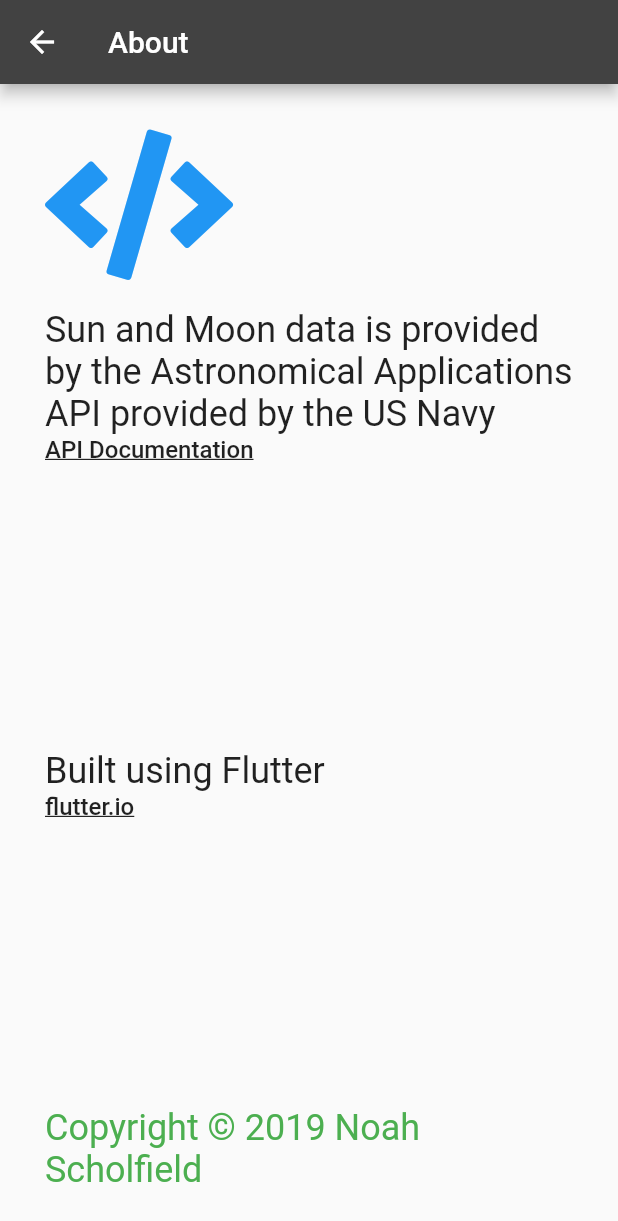
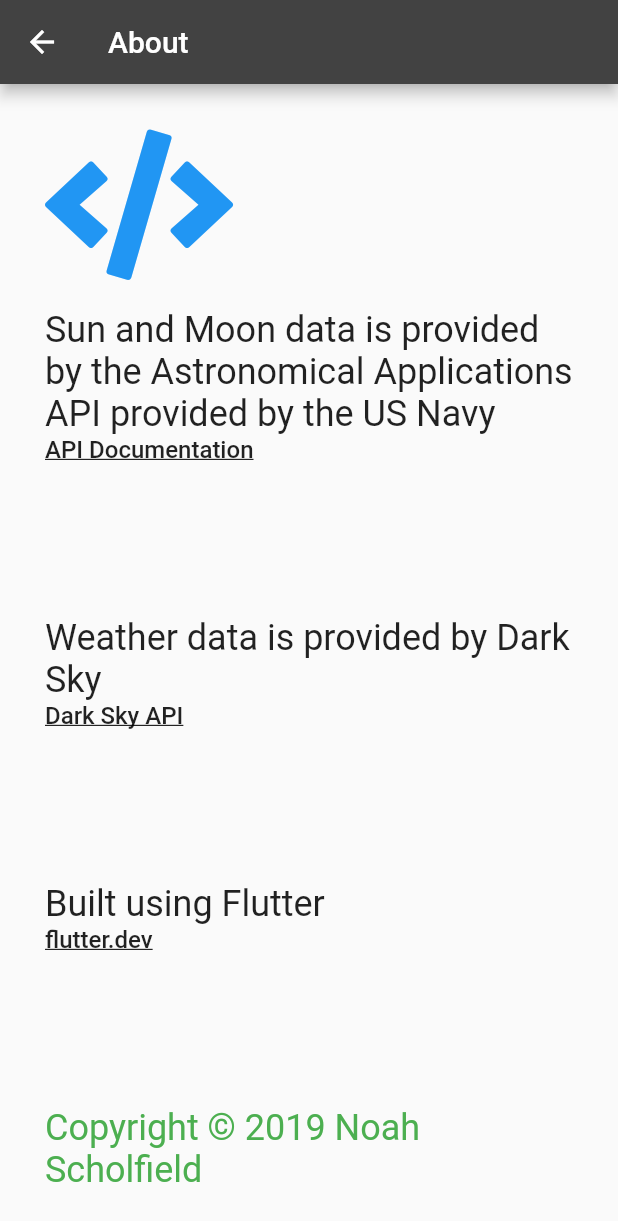
Before and after one commit to njscholfield/conditions-app, a Flutter app: the About screen opened directly, on a phone screen of 412 x 824 dp. Shown: the top 1221 px of the screen. Run offline on Flutter 3.47's test engine with Material 2 defaults, Android fonts, the phone set to English and light mode, and no system bars; our stand-ins replace font_awesome_flutter, geolocator, shared_preferences; missing offline and left inert: darksky_weather; accounts and stored records are empty.

Commit message:
Add Dark Sky

```diff
--- a/lib/components/About.dart
+++ b/lib/components/About.dart
@@ -30,10 +30,16 @@ class About extends StatelessWidget {
               child: new Text('API Documentation', style: Theme.of(context).textTheme.body2)
             ),
             new Spacer(),
+            new Text('Weather data is provided by Dark Sky', style: Theme.of(context).textTheme.headline),
+            new ClickableLink(
+              url: 'https://darksky.net/dev',
+              child: new Text('Dark Sky API', style: Theme.of(context).textTheme.body2)
+            ),
+            new Spacer(),
             new Text('Built using Flutter', style: Theme.of(context).textTheme.headline,),
             new ClickableLink(
-              url: 'https://flutter.io',
-              child: Text('flutter.io', style: Theme.of(context).textTheme.body2)
+              url: 'https://flutter.dev',
+              child: Text('flutter.dev', style: Theme.of(context).textTheme.body2)
             ),
             new Spacer(),
             new Text('Copyright © 2019 Noah Scholfield', style: Theme.of(context).textTheme.headline.copyWith(color: Colors.green)),
```
